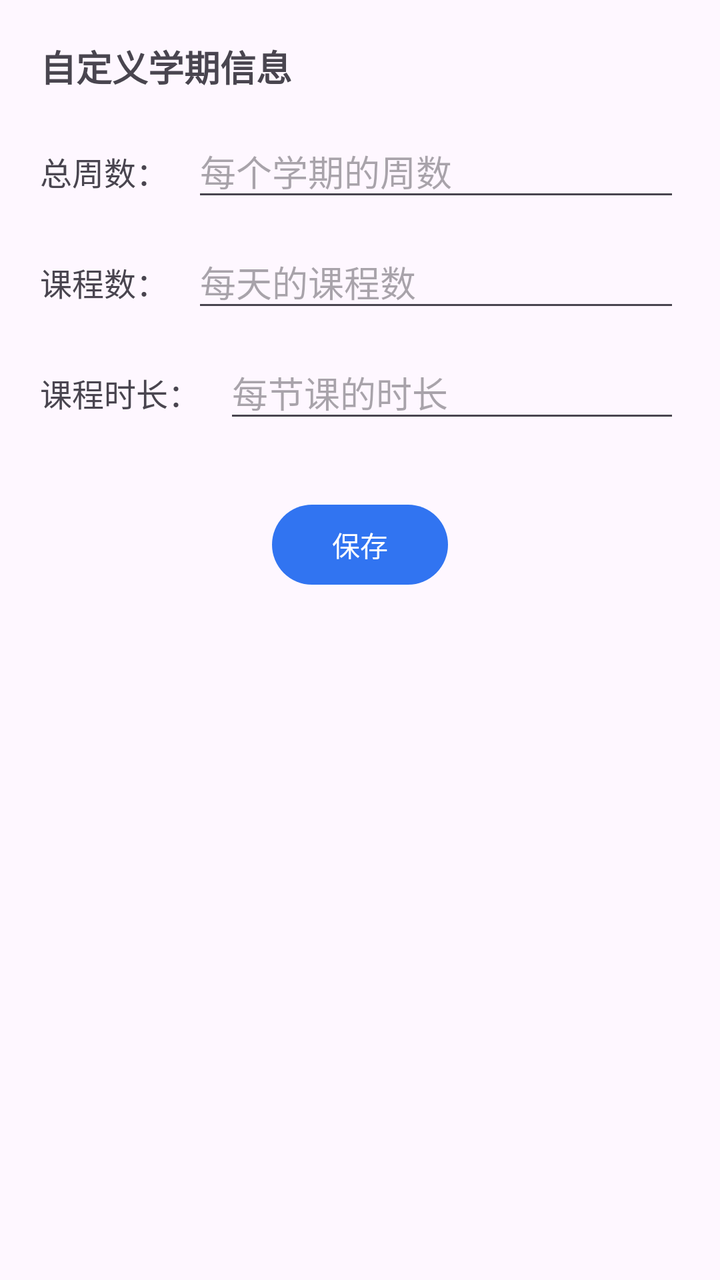
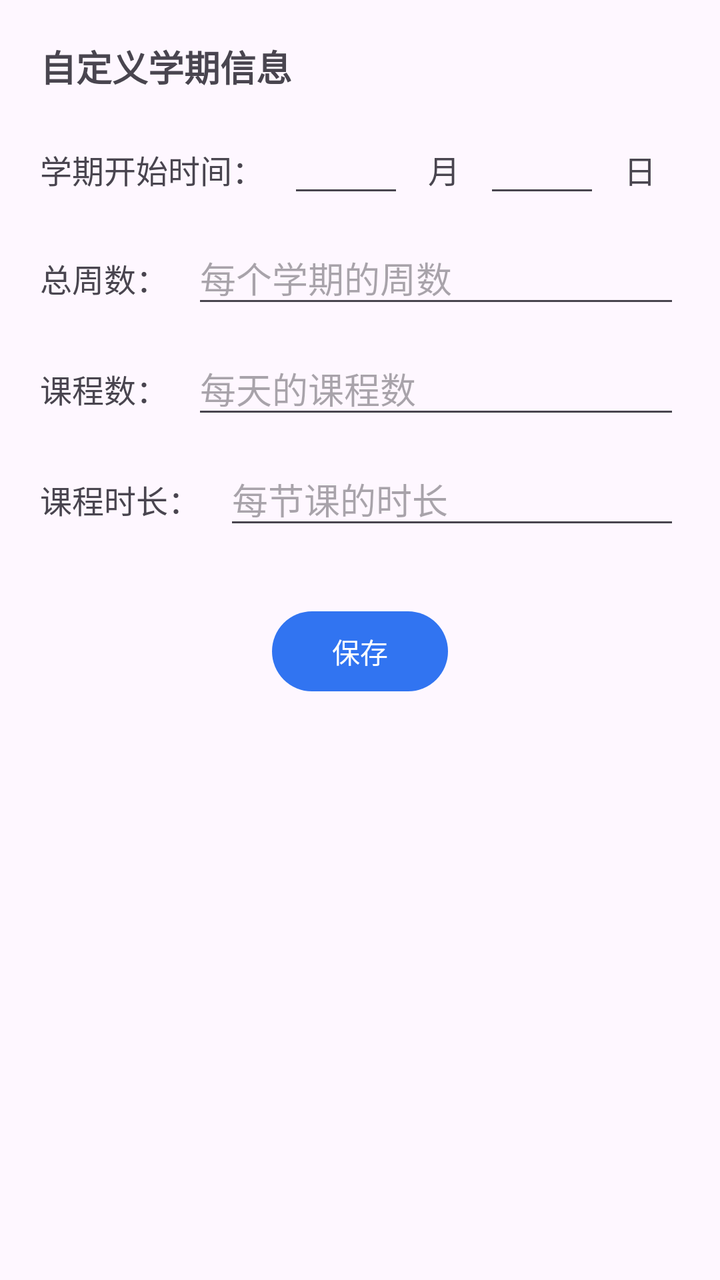

An Android layout rendered at two revisions. The XML below is the earlier revision; the diff shows what the commit changed to produce the second picture.
<!-- AndroidManifest.xml: application theme Theme.ClassSchedule -->
<!-- res/layout/dialog_custom_school_schedule.xml -->
<?xml version="1.0" encoding="utf-8"?>
<LinearLayout xmlns:android="http://schemas.android.com/apk/res/android"
              xmlns:app="http://schemas.android.com/apk/res-auto"
              android:layout_width="match_parent" android:layout_height="wrap_content"
              android:orientation="vertical"
              android:padding="20dp">
    <TextView
            android:layout_width="wrap_content"
            android:layout_height="wrap_content"
            android:id="@+id/tv_add_course_dialog_title"
            android:text="@string/custom_school_schedule"
            android:textSize="18sp"
            android:textStyle="bold"
            android:layout_marginBottom="16dp"/>
    <LinearLayout android:layout_width="match_parent" android:layout_height="wrap_content"
                  android:orientation="horizontal"
                  android:layout_marginBottom="12dp">
        <TextView android:layout_width="wrap_content" android:layout_height="wrap_content"
                  android:text="@string/max_weeks"
                  android:textSize="16sp"
                  android:layout_marginEnd="12sp"/>
        <EditText android:layout_width="0dp" android:layout_height="wrap_content"
                  android:layout_weight="1"
                  android:id="@+id/et_set_max_weeks"
                  android:hint="@string/set_max_weeks_hint"
                  android:inputType="number"
                  android:digits="0123456789"/>
    </LinearLayout>
    <LinearLayout android:layout_width="match_parent" android:layout_height="wrap_content"
                  android:orientation="horizontal"
                  android:layout_marginBottom="12dp">
        <TextView android:layout_width="wrap_content" android:layout_height="wrap_content"
                  android:text="@string/max_lessons_per_day"
                  android:textSize="16sp"
                  android:layout_marginEnd="12sp"/>
        <EditText android:layout_width="0dp" android:layout_height="wrap_content"
                  android:layout_weight="1"
                  android:id="@+id/et_set_max_lessons_per_day"
                  android:hint="@string/set_max_lessons_per_day_hint"
                  android:inputType="number"
                  android:digits="0123456789"/>
    </LinearLayout>
    <LinearLayout android:layout_width="match_parent" android:layout_height="wrap_content"
                  android:orientation="horizontal"
                  android:layout_marginBottom="12dp">
        <TextView android:layout_width="wrap_content" android:layout_height="wrap_content"
                  android:text="@string/duration_per_lesson"
                  android:textSize="16sp"
                  android:layout_marginEnd="12sp"/>
        <EditText android:layout_width="0dp" android:layout_height="wrap_content"
                  android:layout_weight="1"
                  android:id="@+id/et_set_duration_per_lesson"
                  android:hint="@string/set_duration_per_lesson_hint"
                  android:inputType="number"
                  android:digits="0123456789"/>
    </LinearLayout>
    <com.google.android.material.button.MaterialButton
            android:id="@+id/btn_save"
            android:layout_width="wrap_content"
            android:layout_height="wrap_content"
            android:gravity="center"
            android:layout_gravity="center"
            android:layout_marginTop="20dp"
            android:text="@string/save"
            app:backgroundTint="@color/main_theme"
            app:cornerRadius="20dp"/>
</LinearLayout>
<!-- resources referenced by this layout -->
<resources>
  <color name="main_theme">#3174F1</color>
  <string name="custom_school_schedule">自定义学期信息</string>
  <string name="duration_per_lesson">课程时长：</string>
  <string name="max_lessons_per_day">课程数：</string>
  <string name="max_weeks">总周数：</string>
  <string name="save">保存</string>
  <string name="set_duration_per_lesson_hint">每节课的时长</string>
  <string name="set_max_lessons_per_day_hint">每天的课程数</string>
  <string name="set_max_weeks_hint">每个学期的周数</string>
  <style name="Theme.ClassSchedule" parent="Theme.Material3.DayNight.NoActionBar">
          
          <item name="colorPrimary">@color/purple_500</item>
          <item name="colorPrimaryVariant">@color/purple_700</item>
          <item name="colorOnPrimary">@color/white</item>
          
          <item name="colorSecondary">@color/teal_200</item>
          <item name="colorSecondaryVariant">@color/teal_700</item>
          <item name="colorOnSecondary">@color/black</item>
          
          <item name="android:statusBarColor">?attr/colorPrimaryVariant</item>
          
      </style>
  <color name="purple_500">#FF6200EE</color>
  <color name="purple_700">#FF3700B3</color>
  <color name="white">#FFFFFFFF</color>
  <color name="teal_200">#FF03DAC5</color>
  <color name="teal_700">#FF018786</color>
  <color name="black">#FF000000</color>
</resources>

<!-- the commit's change to res/layout/dialog_custom_school_schedule.xml (unified diff, before → after) -->
@@ -12,6 +12,35 @@
             android:textSize="18sp"
             android:textStyle="bold"
             android:layout_marginBottom="16dp"/>
+    <LinearLayout android:layout_width="match_parent" android:layout_height="wrap_content"
+                  android:orientation="horizontal"
+                  android:layout_marginBottom="12dp">
+        <TextView android:layout_width="wrap_content" android:layout_height="wrap_content"
+                  android:text="@string/term_commencement_time"
+                  android:textSize="16sp"
+                  android:layout_marginEnd="12sp"/>
+        <EditText android:layout_width="0dp" android:layout_height="wrap_content"
+                  android:layout_weight="1"
+                  android:id="@+id/et_term_commencement_time_month"
+                  android:hint=""
+                  android:inputType="number"
+                  android:digits="0123456789"/>
+        <TextView android:layout_width="wrap_content" android:layout_height="wrap_content"
+                  android:text="@string/month"
+                  android:textSize="16sp"
+                  android:layout_marginHorizontal="12sp"/>
+        <EditText android:layout_width="0dp" android:layout_height="wrap_content"
+                  android:layout_weight="1"
+                  android:id="@+id/et_term_commencement_time_day"
+                  android:hint=""
+                  android:inputType="number"
+                  android:digits="0123456789"/>
+        <TextView android:layout_width="wrap_content" android:layout_height="wrap_content"
+                  android:text="@string/day"
+                  android:textSize="16sp"
+                  android:layout_marginHorizontal="12sp"/>
+        
+    </LinearLayout>
     <LinearLayout android:layout_width="match_parent" android:layout_height="wrap_content"
                   android:orientation="horizontal"
                   android:layout_marginBottom="12dp">
<!-- resource entries referenced after the edit -->
@@ -2,13 +2,16 @@
 <resources>
   <color name="main_theme">#3174F1</color>
   <string name="custom_school_schedule">自定义学期信息</string>
+  <string name="day">日</string>
   <string name="duration_per_lesson">课程时长：</string>
   <string name="max_lessons_per_day">课程数：</string>
   <string name="max_weeks">总周数：</string>
+  <string name="month">月</string>
   <string name="save">保存</string>
   <string name="set_duration_per_lesson_hint">每节课的时长</string>
   <string name="set_max_lessons_per_day_hint">每天的课程数</string>
   <string name="set_max_weeks_hint">每个学期的周数</string>
+  <string name="term_commencement_time">学期开始时间：</string>
   <style name="Theme.ClassSchedule" parent="Theme.Material3.DayNight.NoActionBar">
           
           <item name="colorPrimary">@color/purple_500</item>
